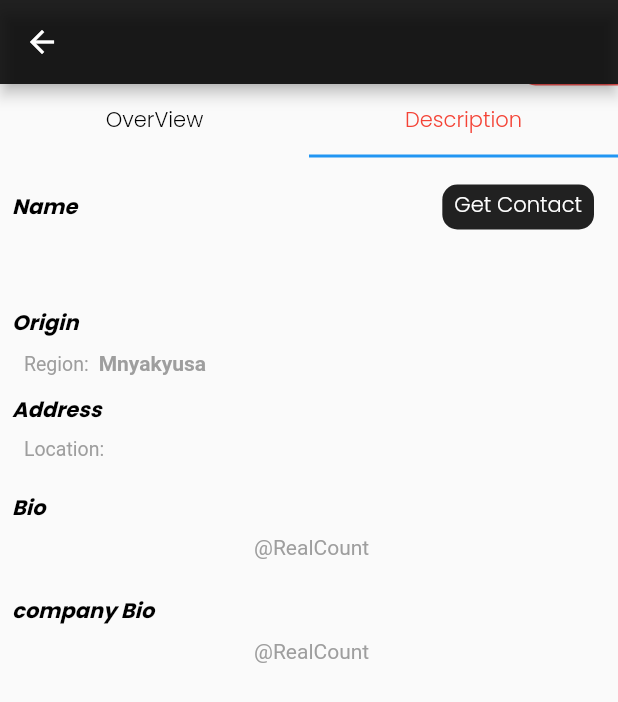
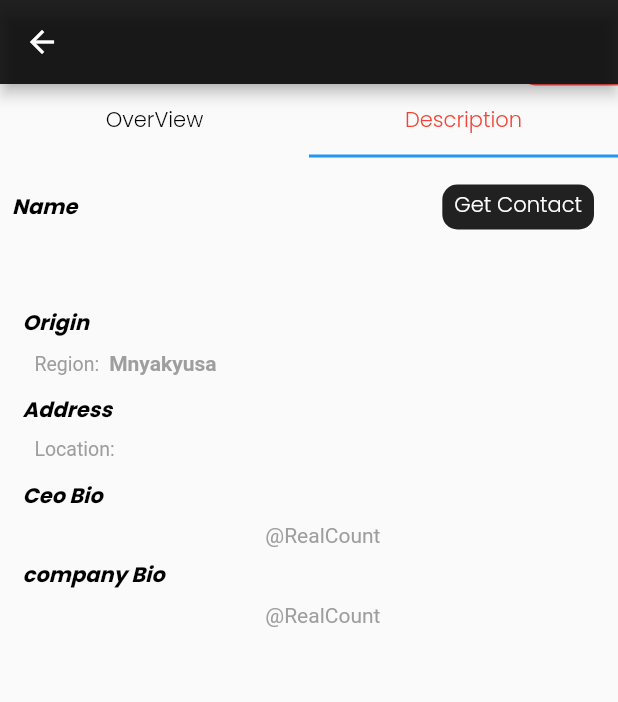
Before and after one commit to nevilly/sherekoo, a Flutter app: the BsnDetails screen opened directly with empty values, tab 2 chosen, on a phone screen of 412 x 824 dp. Shown: the top 702 px of the screen. Run offline on Flutter 3.47's test engine with Material 2 defaults, Android fonts, the phone set to English and light mode, and no system bars; our stand-ins replace curved_navigation_bar, image_picker, share_plus, shared_preferences, video_player and 1 more; missing offline and left inert: dart:ffi, image_watermark; accounts and stored records are empty; network calls fail.

Commit message:
BsnDescr: fix info layout

```diff
--- a/lib/screens/detailScreen/DetailPage.dart
+++ b/lib/screens/detailScreen/DetailPage.dart
@@ -12,9 +12,7 @@ import '../../widgets/detailsWidg/BsnProfile.dart';
 import '../../widgets/detailsWidg/bsnDescr.dart';
 import '../../widgets/detailsWidg/busnessList.dart';
 import '../../widgets/detailsWidg/ceremonyList.dart';
-import '../bsnScreen/bsnScrn.dart';
 import '../subscriptionScreen/hiringPage.dart';
-import '../subscriptionScreen/subscription.dart';
 
 class BsnDetails extends StatefulWidget {
   final BusnessModel data;
@@ -179,6 +177,7 @@ class _BsnDetailsState extends State<BsnDetails> {
               const TabBar(
                   labelColor: Colors.red,
                   unselectedLabelColor: Colors.black,
+                  labelStyle: TextStyle(fontWeight: FontWeight.w500),
                   tabs: [
                     Tab(
                       text: 'OverView',
@@ -203,16 +202,12 @@ class _BsnDetailsState extends State<BsnDetails> {
                         // Price
                         priceShow(context),
 
-                        const SizedBox(
-                          height: 12.0,
-                        ),
-
                         //Ceremony List;
                         CeremonyList(service: service),
                         // End List of Ceremony Container
 
                         const SizedBox(
-                          height: 20,
+                          height: 10,
                         ),
 
                         // other Busness List
--- a/lib/widgets/detailsWidg/bsnDescr.dart
+++ b/lib/widgets/detailsWidg/bsnDescr.dart
@@ -86,7 +86,7 @@ class BsnDescr extends StatelessWidget {
             const SizedBox(height: 10),
             //Origin
             Padding(
-              padding: const EdgeInsets.only(left: 8.0, bottom: 5.0),
+              padding: const EdgeInsets.only(left: 15.0, bottom: 5.0),
               child: Column(
                 children: [
                   Container(
@@ -126,8 +126,9 @@ class BsnDescr extends StatelessWidget {
             ),
 
             //Location
+
             Padding(
-              padding: const EdgeInsets.only(left: 8.0, bottom: 5.0),
+              padding: const EdgeInsets.only(left: 15.0, bottom: 5.0),
               child: Column(
                 crossAxisAlignment: CrossAxisAlignment.start,
                 children: [
@@ -168,80 +169,10 @@ class BsnDescr extends StatelessWidget {
             ),
 
             //Bio
-            Padding(
-              padding: const EdgeInsets.all(8.0),
-              child: Column(
-                children: [
-                  Container(
-                    alignment: Alignment.topLeft,
-                    child: const Text('Bio ',
-                        style: TextStyle(
-                            color: Colors.black,
-                            fontStyle: FontStyle.italic,
-                            fontWeight: FontWeight.bold)),
-                  ),
-                  Padding(
-                    padding: const EdgeInsets.all(8.0),
-                    child: RichText(
-                        text: TextSpan(children: [
-                      TextSpan(
-                        text: data.aboutCEO,
-                        style: const TextStyle(
-                          fontSize: 13,
-                          color: Colors.grey,
-                        ),
-                      ),
-                      const TextSpan(
-                        text: ' @RealCount',
-                        style: TextStyle(
-                          fontSize: 14,
-                          color: Colors.grey,
-                        ),
-                      ),
-                    ])),
-                  ),
-                ],
-              ),
-            ),
+            descrInfo('Ceo Bio ', data.aboutCEO),
 
             //Co Bio
-            Padding(
-              padding: const EdgeInsets.all(8.0),
-              child: Column(
-                children: [
-                  Container(
-                    alignment: Alignment.topLeft,
-                    child: const Text('company Bio ',
-                        style: TextStyle(
-                            color: Colors.black,
-                            fontStyle: FontStyle.italic,
-                            fontWeight: FontWeight.bold)),
-                  ),
-                  Padding(
-                    padding: const EdgeInsets.all(8.0),
-                    child: RichText(
-                        softWrap: true,
-                        textAlign: TextAlign.left,
-                        text: TextSpan(children: [
-                          TextSpan(
-                            text: data.aboutCompany,
-                            style: const TextStyle(
-                              fontSize: 13,
-                              color: Colors.grey,
-                            ),
-                          ),
-                          const TextSpan(
-                            text: ' @RealCount',
-                            style: TextStyle(
-                              fontSize: 14,
-                              color: Colors.grey,
-                            ),
-                          ),
-                        ])),
-                  ),
-                ],
-              ),
-            ),
+            descrInfo('company Bio ', data.aboutCompany),
 
             //Picture
 
@@ -317,4 +248,44 @@ class BsnDescr extends StatelessWidget {
       ),
     );
   }
+
+  Padding descrInfo(String label,String dscr) {
+    return Padding(
+            padding:  const EdgeInsets.only(left:15.0),
+            child: Column(
+              children: [
+                Container(
+                  alignment: Alignment.topLeft,
+                  child:  Text(label,
+                      style: const TextStyle(
+                          color: Colors.black,
+                          fontStyle: FontStyle.italic,
+                          fontWeight: FontWeight.bold)),
+                ),
+                Padding(
+                  padding: const EdgeInsets.all(8.0),
+                  child: RichText(
+                      softWrap: true,
+                      textAlign: TextAlign.left,
+                      text: TextSpan(children: [
+                        TextSpan(
+                          text: dscr,
+                          style: const TextStyle(
+                            fontSize: 13,
+                            color: Colors.grey,
+                          ),
+                        ),
+                        const TextSpan(
+                          text: ' @RealCount',
+                          style: TextStyle(
+                            fontSize: 14,
+                            color: Colors.grey,
+                          ),
+                        ),
+                      ])),
+                ),
+              ],
+            ),
+          );
+  }
 }
```
Also changed, not shown: lib/widgets/detailsWidg/busnessList.dart (+13 -5 lines), lib/widgets/detailsWidg/ceremonyList.dart (+10 -9 lines).
